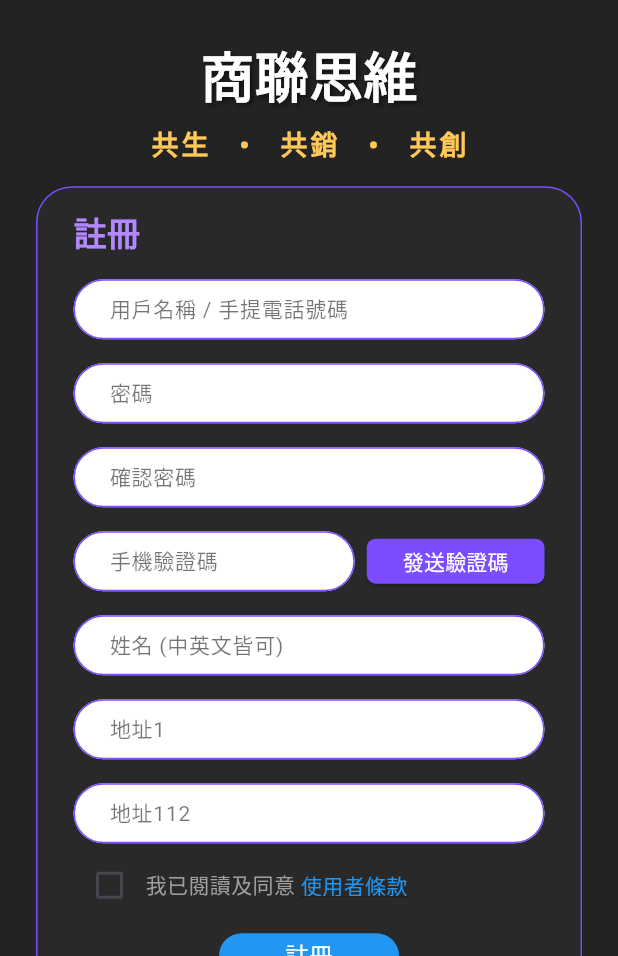
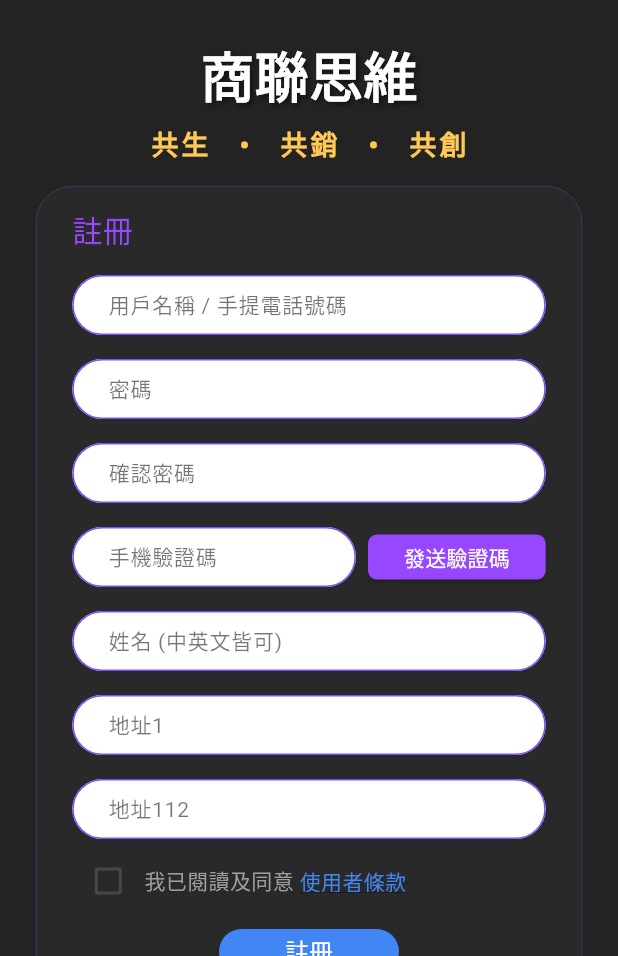
Before and after one commit to wangqiwei66/business_synerthink, a Flutter app: the screen it shows after launch, after a tap on "註冊成為普通會員", on a phone screen of 412 x 824 dp, the part 280-1236 px from its top. Run offline on Flutter 3.47's test engine with Material 3 defaults, Android fonts, the phone set to English and light mode, and no system bars; drawn by our look-alikes of flutter_animate; our stand-ins replace auto_size_text, cached_network_image, dio, fl_chart, flutter_easyloading, flutter_easyrefresh and 13 more; missing offline and left inert: dart:ffi, flutter_cupertino_datetime_picker, fluwx, jwt_decode, qr_code_scanner; accounts and stored records are empty; Roboto replaces fonts that are missing (PingFang SC).

Commit message:
新增颜色常量并更新注册和登录视图中的颜色引用

```diff
--- a/lib/app/config/color.dart
+++ b/lib/app/config/color.dart
@@ -20,6 +20,9 @@ class KColor {
   /// 0xff343434
   static const Color textblackColor = Color(0xff343434);
 
+  static const Color textblueColor = Color(0xFF6DB1E1);
+  static const Color textPurpleColor = Color(0xFF9747FF);
+
   ///0xff515151
   static const Color textLowBlackColor = Color(0xff515151);
 
@@ -36,7 +39,7 @@ class KColor {
   static const Color garyBorderColor = Color(0xFFDDDDDD);
 
   ///透明度50
-  static const Color buttomBgGreenColor = Color(0xFF42C569);
+  static const Color buttomBgBlueColor = Color(0xFF4285F4);
   static const Color defaultTextColor = Color(0x80FFFFFF);
   static const Color itemBgColor = Color(0xFF1A1C30);
 
--- a/lib/app/pages/login/login_view.dart
+++ b/lib/app/pages/login/login_view.dart
@@ -1,6 +1,7 @@
 import 'package:flutter/material.dart';
 import 'package:get/get.dart';
 import 'package:tiny_weight/app/common/widget_extention.dart';
+import 'package:tiny_weight/app/config/color.dart';
 import 'package:tiny_weight/app/config/path.dart';
 import 'login_logic.dart';
 
@@ -133,12 +134,12 @@ class _LoginViewPageState extends State<LoginViewPage> {
                               onPressed: logic.onRegister,
                               child: const Text(
                                 '註冊成為普通會員',
-                                style: TextStyle(color: Color(0xFF6DB1E1)),
+                                style: TextStyle(color: KColor.textblueColor),
                               )),
                           TextButton(
                             onPressed: logic.onTerms,
                             child: const Text('使用者條款',
-                                style: TextStyle(color: Color(0xFF6DB1E1))),
+                                style: TextStyle(color: KColor.textblueColor)),
                           ),
                         ],
                       ),
@@ -204,7 +205,7 @@ class _LoginViewPageState extends State<LoginViewPage> {
                     TextButton(
                       onPressed: logic.onContactUs,
                       child: const Text('按此聯絡我們',
-                          style: TextStyle(color: Color(0xFF6DB1E1))),
+                          style: TextStyle(color: KColor.textblueColor)),
                     ),
                   ],
                 ),
@@ -217,3 +218,5 @@ class _LoginViewPageState extends State<LoginViewPage> {
     );
   }
 }
+
+class Kcolor {}
--- a/lib/app/pages/login/register_view.dart
+++ b/lib/app/pages/login/register_view.dart
@@ -1,6 +1,7 @@
 import 'package:flutter/material.dart';
 import 'package:get/get.dart';
 import 'package:tiny_weight/app/common/widget_extention.dart';
+import 'package:tiny_weight/app/config/color.dart';
 import 'package:tiny_weight/app/config/path.dart';
 import 'package:tiny_weight/app/widgets/toast.dart';
 import 'register_logic.dart';
@@ -68,7 +69,7 @@ class RegisterView extends StatelessWidget {
                     color: const Color(0xFF292929),
                     borderRadius: BorderRadius.circular(24),
                     border:
-                        Border.all(color: const Color(0xFF7C4DFF), width: 1),
+                        Border.all(color: KColor.textPurpleColor, width: 0.2),
                   ),
                   child: Column(
                     crossAxisAlignment: CrossAxisAlignment.start,
@@ -76,9 +77,9 @@ class RegisterView extends StatelessWidget {
                       const Text(
                         '註冊',
                         style: TextStyle(
-                          color: Color(0xFFB388FF),
-                          fontSize: 22,
-                          fontWeight: FontWeight.bold,
+                          color: KColor.textPurpleColor,
+                          fontSize: 20,
+                          fontWeight: FontWeight.w400,
                         ),
                       ),
                       const SizedBox(height: 16),
@@ -102,7 +103,7 @@ class RegisterView extends StatelessWidget {
                             height: 30,
                             child: ElevatedButton(
                               style: ElevatedButton.styleFrom(
-                                backgroundColor: const Color(0xFF7C4DFF),
+                                backgroundColor: KColor.textPurpleColor,
                                 shape: RoundedRectangleBorder(
                                   borderRadius: BorderRadius.circular(6),
                                 ),
@@ -139,7 +140,7 @@ class RegisterView extends StatelessWidget {
                             child: const Text(
                               '使用者條款',
                               style: TextStyle(
-                                color: Color(0xFF2196F3),
+                                color: KColor.buttomBgBlueColor,
                                 decoration: TextDecoration.underline,
                               ),
                             ),
@@ -153,7 +154,7 @@ class RegisterView extends StatelessWidget {
                           width: 120,
                           child: ElevatedButton(
                             style: ElevatedButton.styleFrom(
-                              backgroundColor: const Color(0xFF2196F3),
+                              backgroundColor: KColor.buttomBgBlueColor,
                               shape: RoundedRectangleBorder(
                                 borderRadius: BorderRadius.circular(24),
                               ),
@@ -179,7 +180,7 @@ class RegisterView extends StatelessWidget {
                       child: const Text(
                         ' 按此聯絡我們',
                         style: TextStyle(
-                          color: Color(0xFF2196F3),
+                          color: KColor.buttomBgBlueColor,
                           decoration: TextDecoration.underline,
                         ),
                       ),
```
